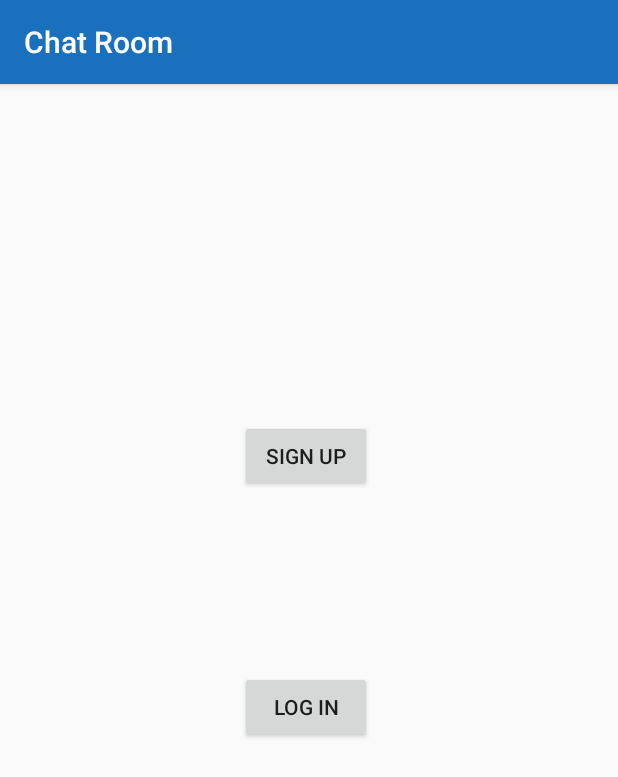
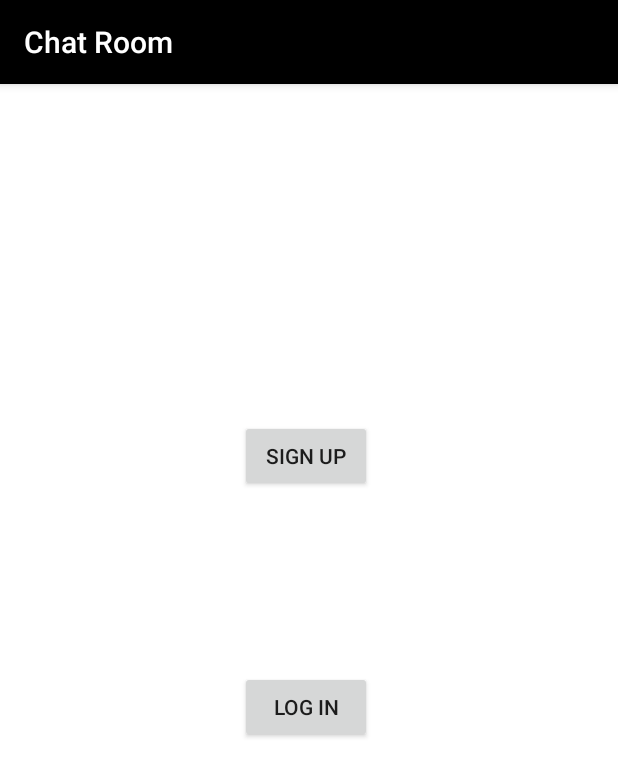
Before and after one commit to rushad7/Chat-Room, an Android app: the screen it shows after launch (MainActivity), on a phone screen of 412 x 824 dp. Shown: the top 777 px of the screen. Run offline under Robolectric (Android 15) with nearby library versions, the phone set to English and light mode, and no system bars.

Commit message:
Updated values

```diff
--- a/app/src/main/res/values/colors.xml
+++ b/app/src/main/res/values/colors.xml
@@ -1,7 +1,5 @@
 <?xml version="1.0" encoding="utf-8"?>
 <resources>
-    <color name="colorPrimary">#6200EE</color>
-    <color name="colorPrimaryDark">#3700B3</color>
-    <color name="colorAccent">#03DAC5</color>
-    <color name="actionBarColor">#1A70BC</color>
+    <color name="actionBarColor">#000000</color>
+    <color name="background">#FFFFFF</color>
 </resources>
--- a/app/src/main/res/values/strings.xml
+++ b/app/src/main/res/values/strings.xml
@@ -9,4 +9,10 @@
     <string name="chat_room">Chat Room</string>
     <string name="check_your_internet_and_try_again">Check your Internet and try again</string>
     <string name="no_internet_icon">no internet icon</string>
+    <string name="join_global_chat">Join Global Chat</string>
+    <string name="join_room">Join Room</string>
+    <string name="room_name">Room Name</string>
+    <string name="create_new_room">Create New Room</string>
+    <string name="logout">Logout</string>
+    <string name="create_room">Create Room</string>
 </resources>
--- a/app/src/main/res/values/styles.xml
+++ b/app/src/main/res/values/styles.xml
@@ -4,7 +4,8 @@
         <!-- Customize your theme here. -->
         <item name="colorPrimary">@color/actionBarColor</item>
         <item name="colorPrimaryDark">@color/actionBarColor</item>
-        <item name="colorAccent">@color/colorAccent</item>
+        <item name="android:windowBackground">@color/background</item>
+        <item name="android:colorBackground">@color/background</item>
     </style>
 
     <style name="AppTheme.NoNavBar" parent="Theme.AppCompat.Light.NoActionBar">
```
